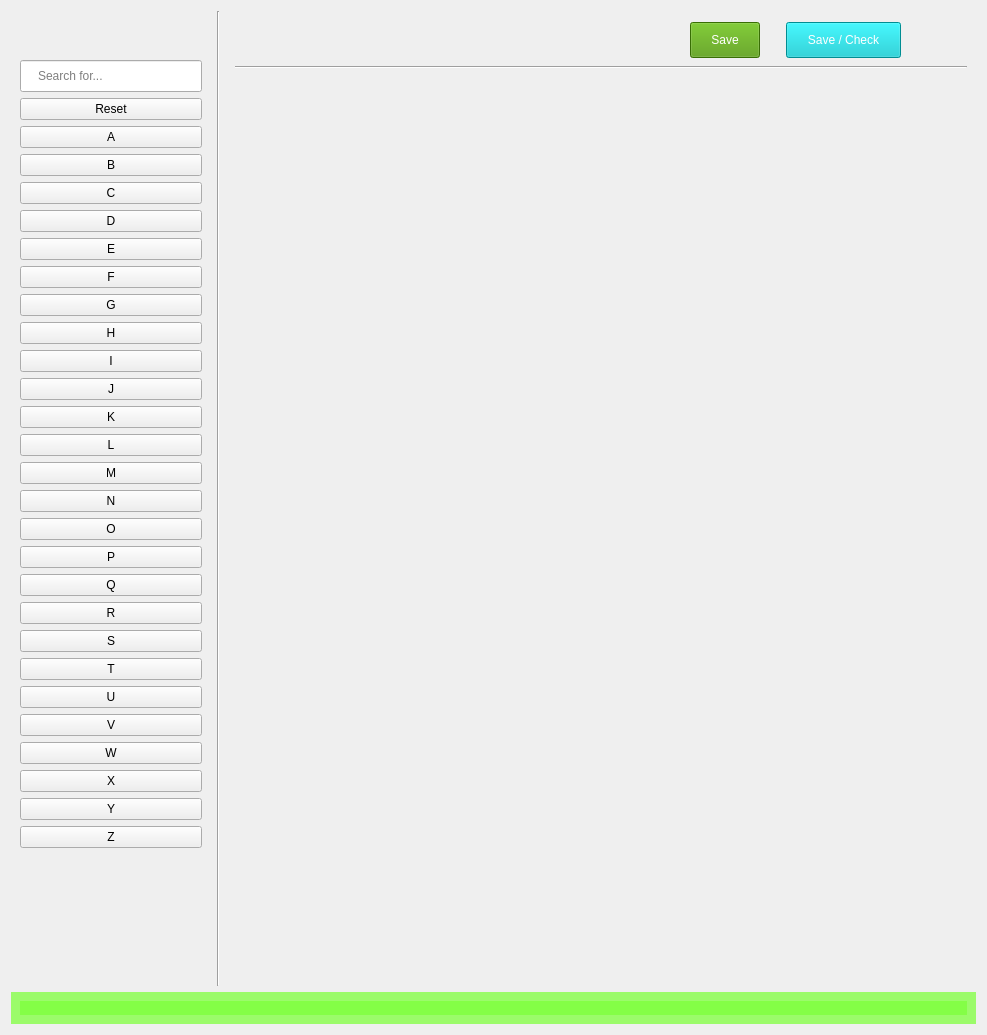
hoangtu92/calomni_software, file src/gui/sh_screen.ui: the form before one commit.
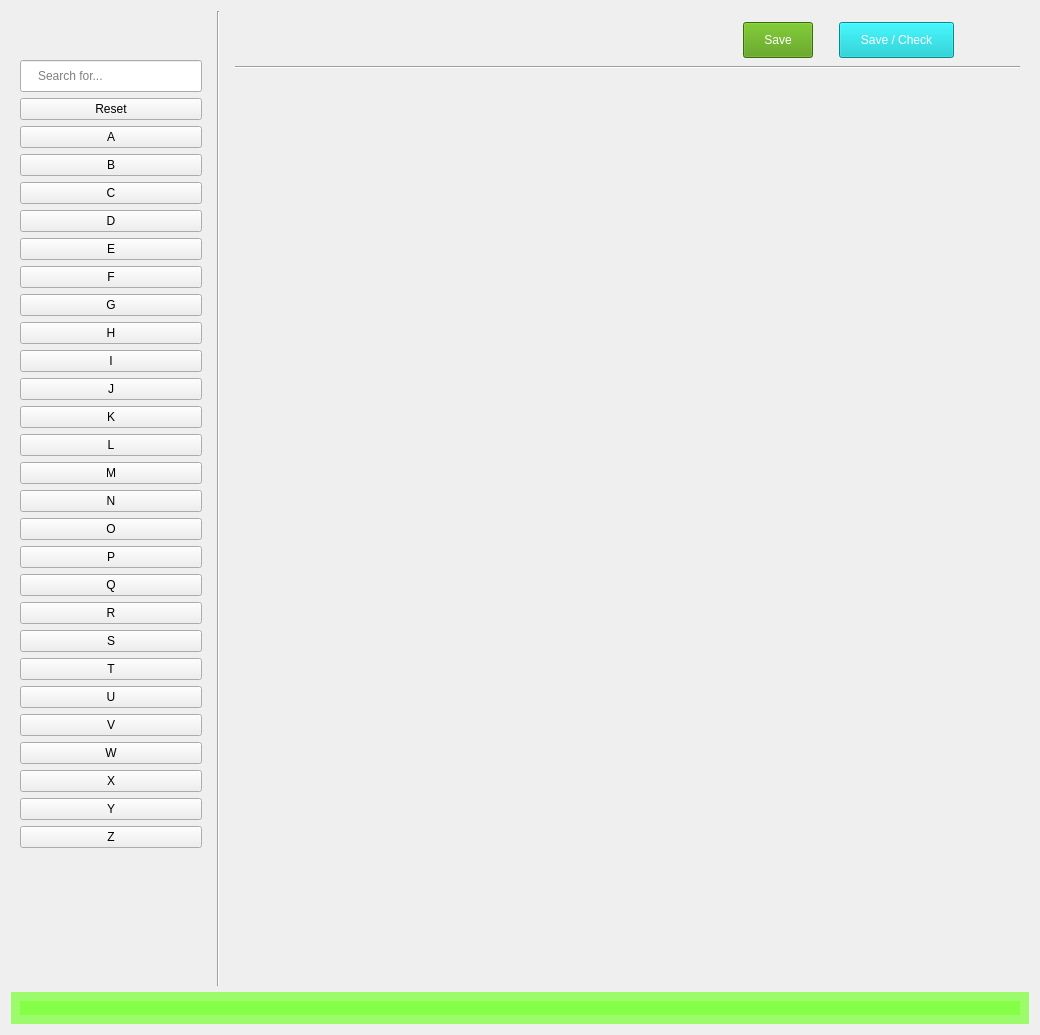
The form after the commit. Icons and pictures are not drawn.

```diff
--- a/src/gui/sh_screen.ui
+++ b/src/gui/sh_screen.ui
@@ -6,7 +6,7 @@
    <rect>
     <x>0</x>
     <y>0</y>
-    <width>987</width>
+    <width>1040</width>
     <height>1035</height>
    </rect>
   </property>
@@ -438,7 +438,14 @@
           </widget>
          </item>
          <item>
-          <widget class="QWidget" name="content" native="true"/>
+          <widget class="QWidget" name="content" native="true">
+           <property name="sizePolicy">
+            <sizepolicy hsizetype="Preferred" vsizetype="Expanding">
+             <horstretch>0</horstretch>
+             <verstretch>0</verstretch>
+            </sizepolicy>
+           </property>
+          </widget>
          </item>
         </layout>
        </item>
```
Left out of the diff: 70 changed lines with no effect on the pictures.
